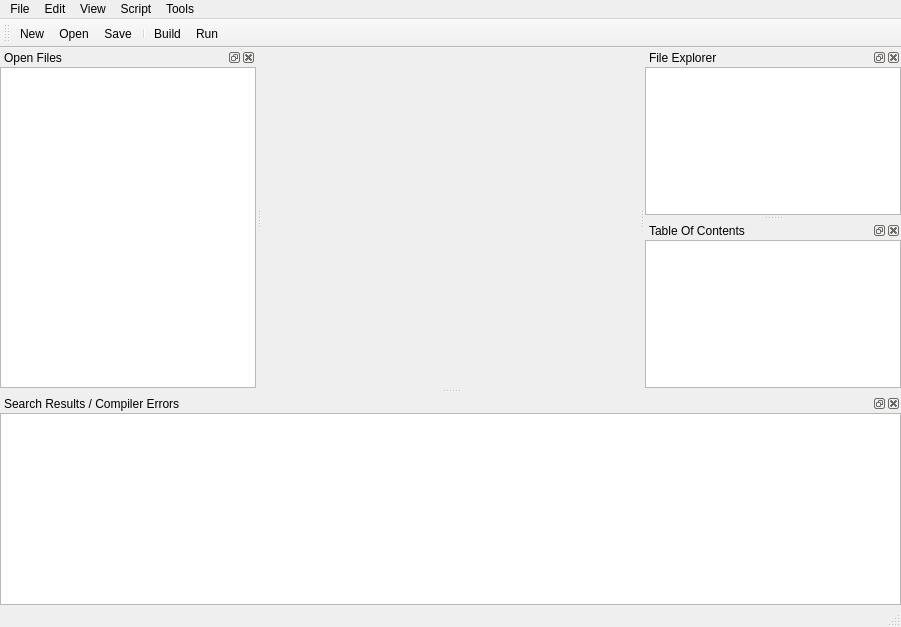
The window that ScriptIDE/mainwindow.ui (luelista/QtScriptIde) describes before a commit, drawn with Qt 5.
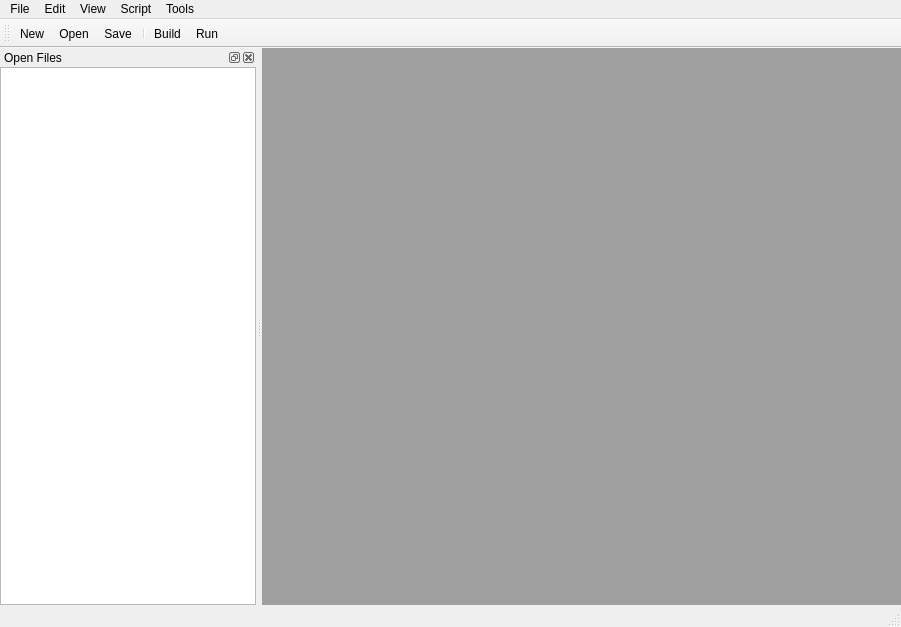
The same window after the commit. Icons and pictures are not drawn.

What changed in the file:
```diff
--- a/ScriptIDE/mainwindow.ui
+++ b/ScriptIDE/mainwindow.ui
@@ -14,7 +14,23 @@
    <string>MainWindow</string>
   </property>
   <widget class="QWidget" name="centralWidget">
-   <layout class="QHBoxLayout" name="horizontalLayout_5"/>
+   <layout class="QHBoxLayout" name="horizontalLayout_5">
+    <property name="leftMargin">
+     <number>0</number>
+    </property>
+    <property name="topMargin">
+     <number>0</number>
+    </property>
+    <property name="rightMargin">
+     <number>0</number>
+    </property>
+    <property name="bottomMargin">
+     <number>0</number>
+    </property>
+    <item>
+     <widget class="QMdiArea" name="mdiArea"/>
+    </item>
+   </layout>
   </widget>
   <widget class="QMenuBar" name="menuBar">
    <property name="geometry">
@@ -130,63 +146,6 @@
    <addaction name="actionRun"/>
   </widget>
   <widget class="QStatusBar" name="statusBar"/>
-  <widget class="QDockWidget" name="dwExplorer">
-   <property name="features">
-    <set>QDockWidget::AllDockWidgetFeatures</set>
-   </property>
-   <property name="windowTitle">
-    <string>File Explorer</string>
-   </property>
-   <attribute name="dockWidgetArea">
-    <number>2</number>
-   </attribute>
-   <widget class="QWidget" name="dockWidgetContents">
-    <layout class="QHBoxLayout" name="horizontalLayout">
-     <property name="leftMargin">
-      <number>0</number>
-     </property>
-     <property name="topMargin">
-      <number>0</number>
-     </property>
-     <property name="rightMargin">
-      <number>0</number>
-     </property>
-     <property name="bottomMargin">
-      <number>0</number>
-     </property>
-     <item>
-      <widget class="QTreeView" name="treeView"/>
-     </item>
-    </layout>
-   </widget>
-  </widget>
-  <widget class="QDockWidget" name="dwTOC">
-   <property name="windowTitle">
-    <string>Table Of Contents</string>
-   </property>
-   <attribute name="dockWidgetArea">
-    <number>2</number>
-   </attribute>
-   <widget class="QWidget" name="dockWidgetContents_6">
-    <layout class="QHBoxLayout" name="horizontalLayout_2">
-     <property name="leftMargin">
-      <number>0</number>
-     </property>
-     <property name="topMargin">
-      <number>0</number>
-     </property>
-     <property name="rightMargin">
-      <number>0</number>
-     </property>
-     <property name="bottomMargin">
-      <number>0</number>
-     </property>
-     <item>
-      <widget class="QListWidget" name="listWidget"/>
-     </item>
-    </layout>
-   </widget>
-  </widget>
   <widget class="QDockWidget" name="dwOpenFiles">
    <property name="sizePolicy">
     <sizepolicy hsizetype="Fixed" vsizetype="Fixed">
@@ -226,52 +185,6 @@
     </layout>
    </widget>
   </widget>
-  <widget class="QDockWidget" name="dwSearchResults">
-   <property name="sizePolicy">
-    <sizepolicy hsizetype="Expanding" vsizetype="Expanding">
-     <horstretch>0</horstretch>
-     <verstretch>0</verstretch>
-    </sizepolicy>
-   </property>
-   <property name="windowTitle">
-    <string>Search Results / Compiler Errors</string>
-   </property>
-   <attribute name="dockWidgetArea">
-    <number>8</number>
-   </attribute>
-   <widget class="QWidget" name="dockWidgetContents_8">
-    <property name="sizePolicy">
-     <sizepolicy hsizetype="Expanding" vsizetype="Expanding">
-      <horstretch>0</horstretch>
-      <verstretch>0</verstretch>
-     </sizepolicy>
-    </property>
-    <layout class="QHBoxLayout" name="horizontalLayout_4">
-     <property name="leftMargin">
-      <number>0</number>
-     </property>
-     <property name="topMargin">
-      <number>0</number>
-     </property>
-     <property name="rightMargin">
-      <number>0</number>
-     </property>
-     <property name="bottomMargin">
-      <number>0</number>
-     </property>
-     <item>
-      <widget class="QTableWidget" name="tableWidget">
-       <property name="sizePolicy">
-        <sizepolicy hsizetype="Expanding" vsizetype="Expanding">
-         <horstretch>0</horstretch>
-         <verstretch>0</verstretch>
-        </sizepolicy>
-       </property>
-      </widget>
-     </item>
-    </layout>
-   </widget>
-  </widget>
   <action name="actionNew_Script">
    <property name="icon">
     <iconset resource="sideres.qrc">
```
Left out of the diff: 4 changed lines with no effect on the pictures.
